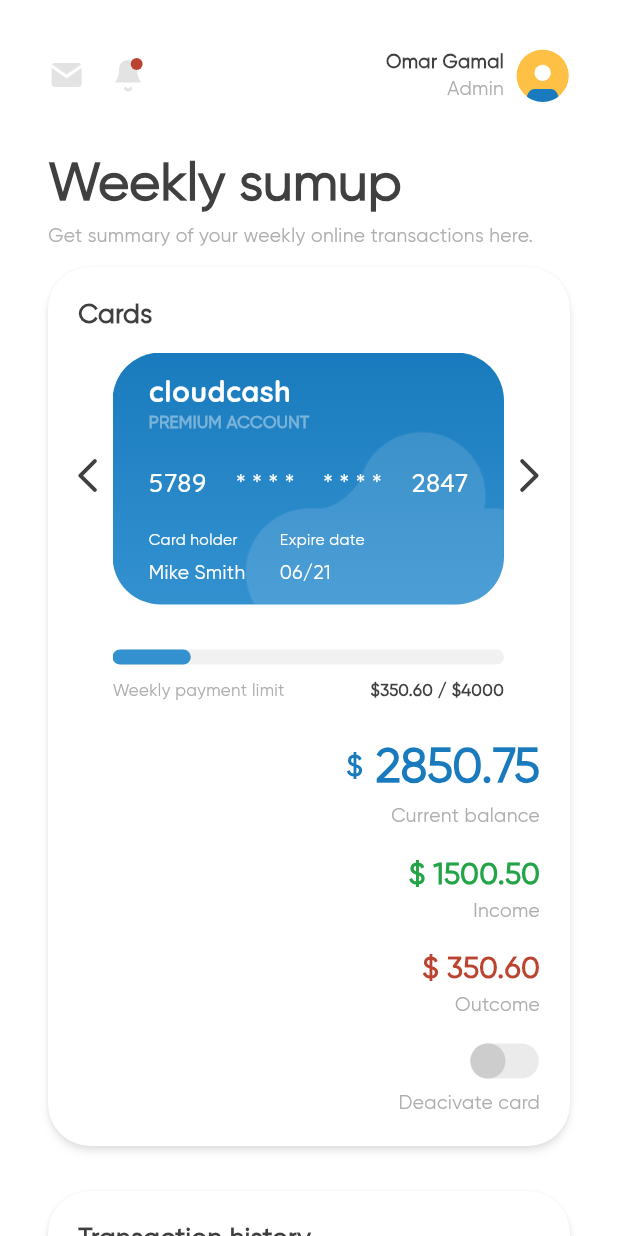
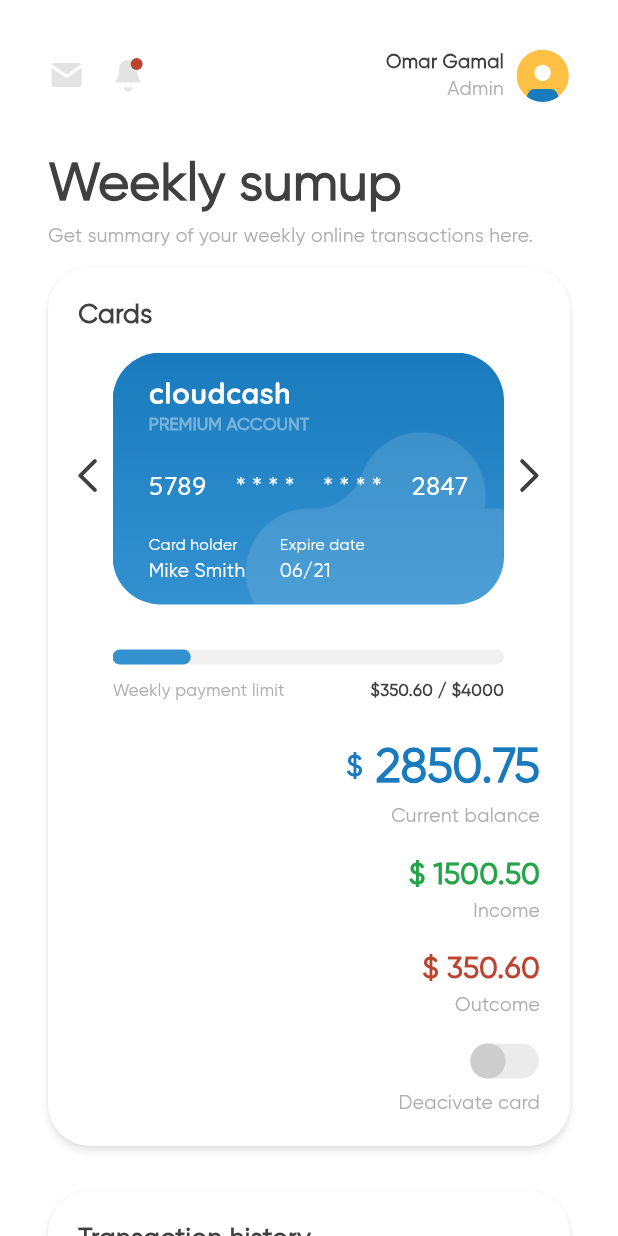
Before and after one commit to amirrrra/Financial-Dashboard, a Flutter app: the screen it shows after launch, on a phone screen of 412 x 824 dp. Run offline on Flutter 3.47's test engine with Material 3 defaults, Android fonts, the phone set to English and light mode, and no system bars; drawn by our look-alikes of expandable_page_view; our stand-ins replace flutter_svg.

Commit message:
apply responsiveness and adaptiveness on transaction history and card widgets

```diff
--- a/lib/widgets/card_cloud_trailing_item_widget.dart
+++ b/lib/widgets/card_cloud_trailing_item_widget.dart
@@ -20,7 +20,6 @@ class CardCloudTrailingItemWidget extends StatelessWidget {
           title,
           style: AppStyles.regular13(context),
         ),
-        const SizedBox(height: 5),
         Text(
           subTitle,
           style: AppStyles.medium16(context).copyWith(
--- a/lib/widgets/card_cloudcash_content_widget.dart
+++ b/lib/widgets/card_cloudcash_content_widget.dart
@@ -12,9 +12,17 @@ class CardCloudcashContentWidget extends StatelessWidget {
       crossAxisAlignment: CrossAxisAlignment.start,
       mainAxisAlignment: MainAxisAlignment.spaceBetween,
       children: [
+        Flexible(
+          child: SizedBox(height: 12),
+        ),
         CardCloudLeadingWidget(),
+        Spacer(),
         CardCloudMiddleWidget(),
+        Spacer(),
         CardCloudTrailingWidget(),
+        Flexible(
+          child: SizedBox(height: 12),
+        ),
       ],
     );
   }
--- a/lib/widgets/card_cloudcash_widget.dart
+++ b/lib/widgets/card_cloudcash_widget.dart
@@ -16,7 +16,7 @@ class CardCloudcashWidget extends StatelessWidget {
     return AspectRatio(
       aspectRatio: 320 / 206,
       child: Container(
-        padding: const EdgeInsets.symmetric(horizontal: 24, vertical: 12),
+        padding: const EdgeInsets.symmetric(horizontal: 24),
         decoration: BoxDecoration(
           gradient: LinearGradient(
             begin: Alignment(0, -1),
--- a/lib/widgets/transaction_item_widget.dart
+++ b/lib/widgets/transaction_item_widget.dart
@@ -11,10 +11,10 @@ class TransactionItemWidget extends StatelessWidget {
   Widget build(BuildContext context) {
     return Table(
       columnWidths: const {
-        0: FlexColumnWidth(5),
-        1: FlexColumnWidth(3),
+        0: FlexColumnWidth(5.5),
+        1: FlexColumnWidth(2.2),
         2: FlexColumnWidth(3),
-        3: FlexColumnWidth(1.5),
+        3: FlexColumnWidth(1.8),
       },
       children: [
         // Header row
--- a/lib/widgets/transaction_widget.dart
+++ b/lib/widgets/transaction_widget.dart
@@ -8,6 +8,7 @@ class TransactionWidget extends StatelessWidget {
 
   @override
   Widget build(BuildContext context) {
+    final screenWidth = MediaQuery.sizeOf(context).width;
     return CustomContainerWidget(
       child: Padding(
         padding: const EdgeInsets.all(20),
@@ -19,7 +20,20 @@ class TransactionWidget extends StatelessWidget {
               style: AppStyles.semi22(context),
             ),
             const SizedBox(height: 12),
-            TransactionItemWidget()
+            screenWidth >= 500
+                ? TransactionItemWidget()
+                : SingleChildScrollView(
+                    scrollDirection: Axis.horizontal,
+                    child: ConstrainedBox(
+                      constraints: BoxConstraints(
+                        minWidth: screenWidth,
+                      ),
+                      child: SingleChildScrollView(
+                        scrollDirection: Axis.vertical,
+                        child: TransactionItemWidget(),
+                      ),
+                    ),
+                  )
           ],
         ),
       ),
```
Also changed, not shown: lib/models/transaction_model.dart (+2 -9 lines).
